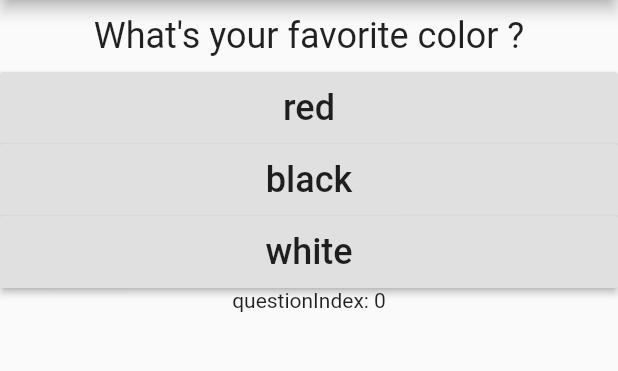
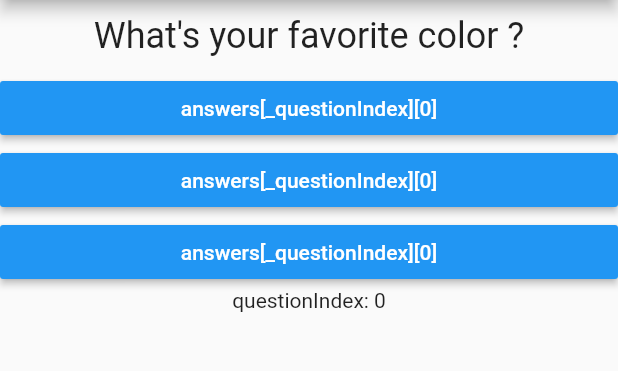
Before and after one commit to boyk0/first-flutter-app, a Flutter app: the screen it shows after launch, on a phone screen of 412 x 824 dp, the part 84-455 px from its top. Run offline on Flutter 3.47's test engine with Material 2 defaults, Android fonts, the phone set to English and light mode, and no system bars.

Commit message:
add Answer widget

```diff
--- /dev/null
+++ b/lib/answer.dart
@@ -0,0 +1,20 @@
+import 'package:flutter/material.dart';
+
+class Answer extends StatelessWidget {
+  final Function selectHandler;
+
+  Answer(this.selectHandler);
+
+  @override
+  Widget build(BuildContext context) {
+    return Container(
+      width: double.infinity,
+      child: RaisedButton(
+        color: Colors.blue,
+        textColor: Colors.white,
+        child: Text('answers[_questionIndex][0]'),
+        onPressed: selectHandler,
+      ),
+    );
+  }
+}
--- a/lib/main.dart
+++ b/lib/main.dart
@@ -1,6 +1,7 @@
 import 'package:flutter/material.dart';
 
 import './question.dart';
+import './answer.dart';
 
 void main () => runApp(MyApp());
 
@@ -40,21 +41,10 @@ class _MyAppState extends State<MyApp> {
         body: Column(
           children: [
             Question(questions.elementAt(_questionIndex)),
-            RaisedButton(
-              child: Question(answers[_questionIndex][0]),
-              onPressed: _answerQuestion,
-            ),
-            RaisedButton(
-              child: Question(answers[_questionIndex][1]),
-              onPressed: () => print('answer 2 chosen'),
-            ),
-            RaisedButton(
-              child: Question(answers[_questionIndex][2]),
-              onPressed: () {
-                print('answer 3 chosen');
-              },
-              ),
-                Text('questionIndex: ${_questionIndex}'),
+            Answer(_answerQuestion),
+            Answer(_answerQuestion),
+            Answer(_answerQuestion),
+            Text('questionIndex: ${_questionIndex}'),
           ],
         ),
       ),
--- a/lib/question.dart
+++ b/lib/question.dart
@@ -1,7 +1,7 @@
 import 'package:flutter/material.dart';
 
 class Question extends StatelessWidget {
-  String questionText;
+  final String questionText;
 
   Question(this.questionText);
 
```
